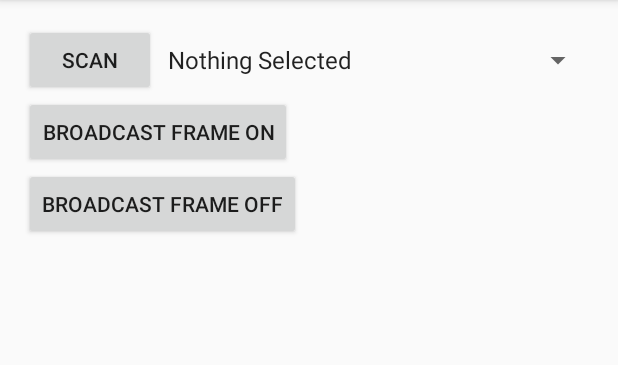
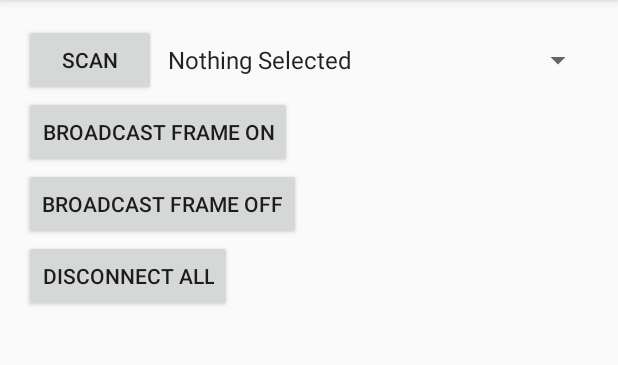
Before and after one commit to Integreight/1Sheeld-Android-SDK, an Android app: the screen it shows after launch (MainActivity), on a phone screen of 412 x 824 dp, the part 84-449 px from its top. Run offline under Robolectric (Android 15) with nearby library versions, the phone set to English and light mode, and no system bars.

```diff
--- a/myapplication/src/main/java/com/integreight/onesheeld/myapplication/MainActivity.java
+++ b/myapplication/src/main/java/com/integreight/onesheeld/myapplication/MainActivity.java
@@ -45,6 +45,10 @@ public class MainActivity extends ActionBarActivity {
         OneSheeldSdk.getManager().broadcastShieldFrame(sf);
     }
 
+    public void onClickDisconnectAll(View v){
+        OneSheeldSdk.getManager().disconnectAll();
+   }
+
     public void onClickBroadcastOff(View v){
         ShieldFrame sf=new ShieldFrame((byte)0x03,(byte)0x01);
         sf.addArgument(false);
@@ -71,7 +75,7 @@ public class MainActivity extends ActionBarActivity {
                 oneSheeldDevices.get(position - 1).addDataCallback(new OneSheeldDataCallback() {
                     @Override
                     public void onShieldFrameReceive(ShieldFrame frame) {
-                        Log.d("MainActivity","Frame:"+frame.getArgumentAsString(0));
+                        Log.d("MainActivity", "Frame:" + frame.getArgumentAsString(0));
                     }
                 });
             }
@@ -81,9 +85,9 @@ public class MainActivity extends ActionBarActivity {
 
             }
         });
+        OneSheeldSdk.setDebugging(true);
         OneSheeldSdk.init(this);
         OneSheeldSdk.getManager().setRetryCount(4);
-        OneSheeldSdk.setDebugging(true);
         OneSheeldSdk.getManager().setAutomaticConnectingRetries(true);
 
         OneSheeldSdk.getManager().addCallbacks(new OneSheeldScanningCallback() {
--- a/myapplication/src/main/res/layout/activity_main.xml
+++ b/myapplication/src/main/res/layout/activity_main.xml
@@ -43,4 +43,14 @@
         android:layout_alignParentLeft="true"
         android:layout_alignParentStart="true" />
 
+    <Button
+        android:layout_width="wrap_content"
+        android:layout_height="wrap_content"
+        android:text="Disconnect All"
+        android:id="@+id/disconnectAll"
+        android:onClick="onClickDisconnectAll"
+        android:layout_below="@+id/button3"
+        android:layout_alignParentLeft="true"
+        android:layout_alignParentStart="true" />
+
 </RelativeLayout>
```
